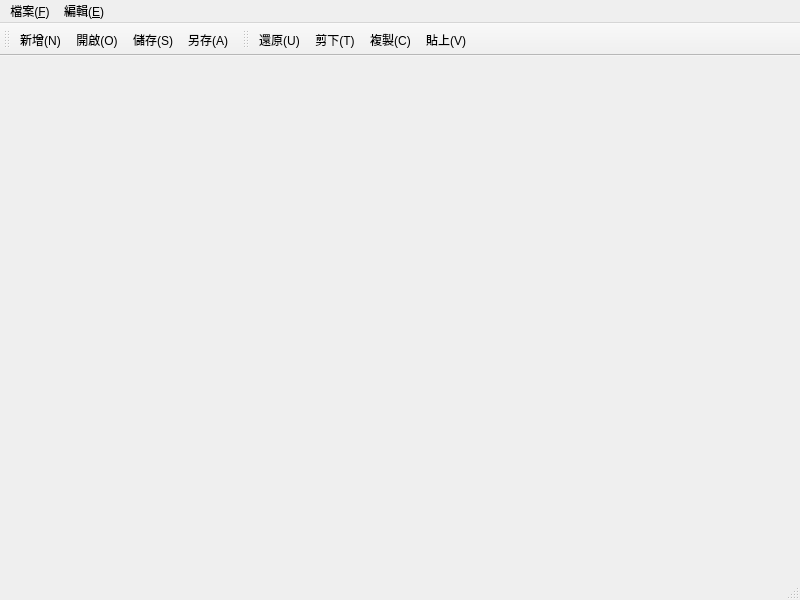
Old version of the form mainwindow.ui in the repository aayyjkl/designwindow.
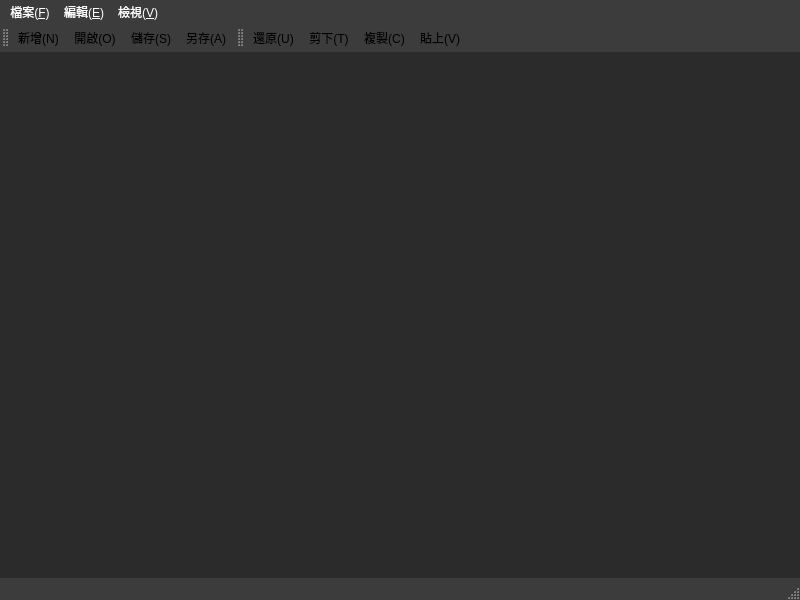
New version of the form.

Commit message: Add View menu (檢視) with Stay on Top and Full Screen options, apply dark mode styling

```diff
--- a/mainwindow.ui
+++ b/mainwindow.ui
@@ -13,6 +13,38 @@
   <property name="windowTitle">
    <string>MainWindow</string>
   </property>
+  <property name="styleSheet">
+   <string notr="true">QMainWindow {
+    background-color: #2b2b2b;
+    color: #ffffff;
+}
+QMenuBar {
+    background-color: #3c3c3c;
+    color: #ffffff;
+}
+QMenuBar::item {
+    background-color: #3c3c3c;
+    color: #ffffff;
+}
+QMenuBar::item:selected {
+    background-color: #505050;
+}
+QMenu {
+    background-color: #3c3c3c;
+    color: #ffffff;
+}
+QMenu::item:selected {
+    background-color: #505050;
+}
+QToolBar {
+    background-color: #3c3c3c;
+    border: none;
+}
+QStatusBar {
+    background-color: #3c3c3c;
+    color: #ffffff;
+}</string>
+  </property>
   <widget class="QWidget" name="centralwidget"/>
   <widget class="QMenuBar" name="menubar">
    <property name="geometry">
@@ -46,8 +78,16 @@
     <addaction name="actionAll"/>
     <addaction name="actionPaste"/>
    </widget>
+   <widget class="QMenu" name="menu_3">
+    <property name="title">
+     <string>檢視(&amp;V)</string>
+    </property>
+    <addaction name="actionStayOnTop"/>
+    <addaction name="actionFullScreen"/>
+   </widget>
    <addaction name="menu"/>
    <addaction name="menu_2"/>
+   <addaction name="menu_3"/>
   </widget>
   <widget class="QStatusBar" name="statusbar"/>
   <widget class="QToolBar" name="filetoolBar">
```
Left out of the diff: 10 changed lines with no effect on the pictures.
